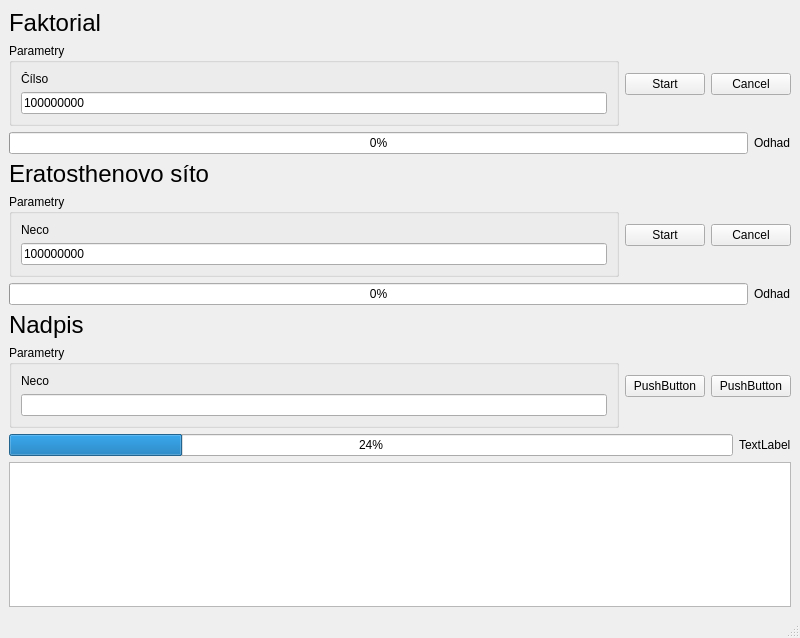
The window that holub_vlakna/mainwindow.ui (Leon-Holub/AP8PP) describes before a commit, drawn with Qt 5.
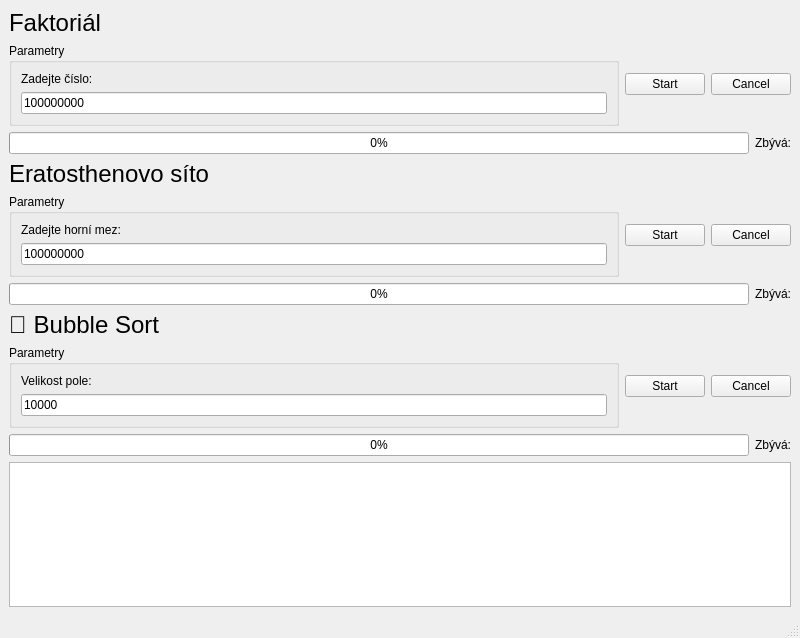
The same window after the commit.

The edit to the form file:
```diff
--- a/holub_vlakna/mainwindow.ui
+++ b/holub_vlakna/mainwindow.ui
@@ -25,7 +25,7 @@
          </font>
         </property>
         <property name="text">
-         <string>Faktorial</string>
+         <string>Faktoriál</string>
         </property>
        </widget>
       </item>
@@ -40,7 +40,7 @@
            <item>
             <widget class="QLabel" name="label_3">
              <property name="text">
-              <string>Čílso</string>
+              <string>Zadejte číslo:</string>
              </property>
             </widget>
            </item>
@@ -88,7 +88,7 @@
         <item>
          <widget class="QLabel" name="factorialETA">
           <property name="text">
-           <string>Odhad</string>
+           <string>Zbývá:</string>
           </property>
          </widget>
         </item>
@@ -121,7 +121,7 @@
            <item>
             <widget class="QLabel" name="label_8">
              <property name="text">
-              <string>Neco</string>
+              <string>Zadejte horní mez:</string>
              </property>
             </widget>
            </item>
@@ -163,7 +163,7 @@
         <item>
          <widget class="QLabel" name="primeETA">
           <property name="text">
-           <string>Odhad</string>
+           <string>Zbývá:</string>
           </property>
          </widget>
         </item>
@@ -181,7 +181,7 @@
          </font>
         </property>
         <property name="text">
-         <string>Nadpis</string>
+         <string>💜 Bubble Sort</string>
         </property>
        </widget>
       </item>
@@ -196,12 +196,16 @@
            <item>
             <widget class="QLabel" name="label_11">
              <property name="text">
-              <string>Neco</string>
+              <string>Velikost pole:</string>
              </property>
             </widget>
            </item>
            <item>
-            <widget class="QLineEdit" name="lineEdit_4"/>
+            <widget class="QLineEdit" name="bubbleSortValue">
+             <property name="text">
+              <string>10000</string>
+             </property>
+            </widget>
            </item>
           </layout>
          </widget>
@@ -209,14 +213,14 @@
         <item>
          <widget class="QPushButton" name="pushButton_7">
           <property name="text">
-           <string>PushButton</string>
+           <string>Start</string>
           </property>
          </widget>
         </item>
         <item>
          <widget class="QPushButton" name="pushButton_8">
           <property name="text">
-           <string>PushButton</string>
+           <string>Cancel</string>
           </property>
          </widget>
         </item>
@@ -227,14 +231,14 @@
         <item>
          <widget class="QProgressBar" name="progressBar_4">
           <property name="value">
-           <number>24</number>
+           <number>0</number>
           </property>
          </widget>
         </item>
         <item>
          <widget class="QLabel" name="label_12">
           <property name="text">
-           <string>TextLabel</string>
+           <string>Zbývá:</string>
           </property>
          </widget>
         </item>
```
Left out of the diff: 8 changed lines with no effect on the pictures.
